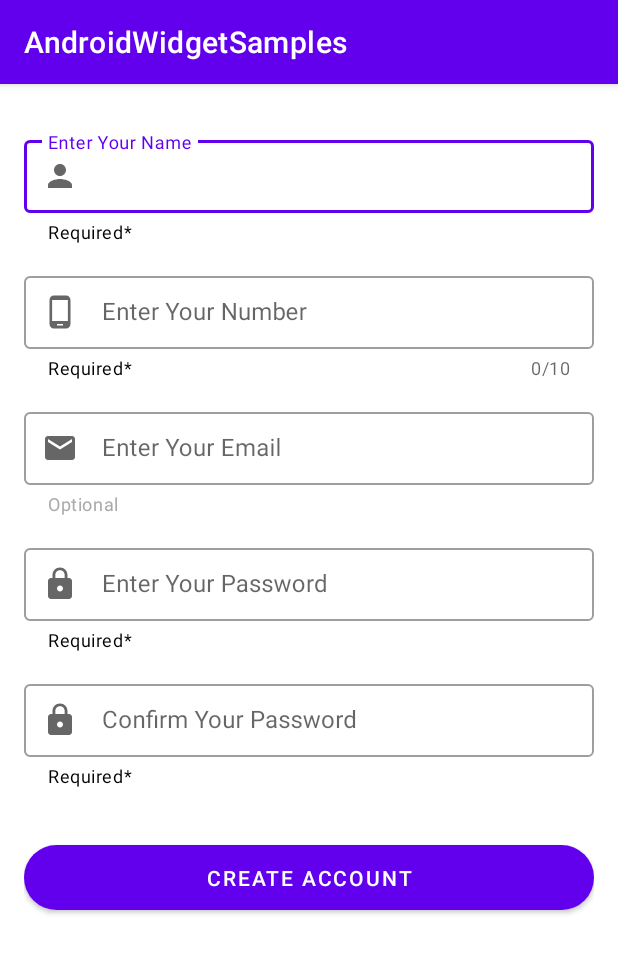
After one commit to BharathBunty/AndroidWidgetSamples, an Android app: the fragment SignupFragment shown on its own in the app's theme, on a phone screen of 412 x 824 dp. The commit adds this screen. Shown: the top 953 px of the screen. Run offline under Robolectric (Android 15) with nearby library versions, the phone set to English and light mode, and no system bars.

Commit message:
-Added TextInputLayout widget , design & code

```diff
--- a/app/src/main/java/com/bharath/androidwidgetsamples/MainActivity.kt
+++ b/app/src/main/java/com/bharath/androidwidgetsamples/MainActivity.kt
@@ -2,12 +2,18 @@ package com.bharath.androidwidgetsamples
 
 import androidx.appcompat.app.AppCompatActivity
 import android.os.Bundle
+import androidx.drawerlayout.widget.DrawerLayout
 import androidx.navigation.NavController
 import androidx.navigation.fragment.NavHostFragment
+import androidx.navigation.ui.AppBarConfiguration
+import androidx.navigation.ui.setupActionBarWithNavController
+import androidx.navigation.ui.setupWithNavController
+import com.google.android.material.navigation.NavigationView
 
 class MainActivity : AppCompatActivity() {
 
     lateinit var navController: NavController
+    lateinit var appBarConfiguration: AppBarConfiguration;
 
     override fun onCreate(savedInstanceState: Bundle?) {
         super.onCreate(savedInstanceState)
@@ -16,6 +22,16 @@ class MainActivity : AppCompatActivity() {
         val navHostFragment =  supportFragmentManager.findFragmentById(R.id.navHostFragment) as NavHostFragment
         navController = navHostFragment.navController
 
+        val navigationView = findViewById<NavigationView>(R.id.navigationView)
+        navigationView.setupWithNavController(navController)
+
+        val drawerLayout = findViewById<DrawerLayout>(R.id.drawerLayout)
+        appBarConfiguration = AppBarConfiguration(navController.graph, drawerLayout)
+        setupActionBarWithNavController(
+            navController = navController,
+            configuration = appBarConfiguration
+        )
+
 
     }
 
--- a/app/src/main/java/com/bharath/androidwidgetsamples/collapsingtoolbar/TeamDetailFragment.kt
+++ b/app/src/main/java/com/bharath/androidwidgetsamples/collapsingtoolbar/TeamDetailFragment.kt
@@ -7,6 +7,7 @@ import android.view.View
 import android.view.ViewGroup
 import com.bharath.androidwidgetsamples.R
 import com.bharath.androidwidgetsamples.databinding.FragmentTeamDetailBinding
+import com.squareup.picasso.Picasso
 
 /**
  * A simple [Fragment] subclass.
@@ -54,7 +55,7 @@ class TeamDetailFragment : Fragment() {
         val position = requireArguments().getInt(ARG_POSITION)
 
         with(binding){
-            teamImageView.setImageResource(teamImages[position])
+            Picasso.get().load(teamImages[position]).into(teamImageView)
             teamNameTv.text = teamNames[position]
         }
 
--- /dev/null
+++ b/app/src/main/java/com/bharath/androidwidgetsamples/textinputlayout/SignupFragment.kt
@@ -0,0 +1,80 @@
+package com.bharath.androidwidgetsamples.textinputlayout
+
+import android.os.Bundle
+import androidx.fragment.app.Fragment
+import android.view.LayoutInflater
+import android.view.View
+import android.view.ViewGroup
+import android.widget.Toast
+import com.bharath.androidwidgetsamples.R
+import com.bharath.androidwidgetsamples.databinding.FragmentSignupBinding
+import com.bharath.androidwidgetsamples.helper.BaseFragment
+
+
+/**
+ * A simple [Fragment] subclass.
+ * Use the [SignupFragment.newInstance] factory method to
+ * create an instance of this fragment.
+ */
+class SignupFragment : BaseFragment() {
+
+    private var _binding: FragmentSignupBinding? = null
+    private val binding get() = _binding!!
+
+    override fun onCreateView(
+        inflater: LayoutInflater, container: ViewGroup?,
+        savedInstanceState: Bundle?
+    ): View? {
+        // Inflate the layout for this fragment
+        _binding = FragmentSignupBinding.inflate(inflater, container, false)
+        return binding.root
+    }
+
+    override fun onViewCreated(view: View, savedInstanceState: Bundle?) {
+        super.onViewCreated(view, savedInstanceState)
+
+        with(binding){
+
+            buttonCreate.setOnClickListener {
+
+                val name = nameEditText.text.toString().trim()
+                val mobileNumber = numberEditText.text.toString().trim()
+                val email = emailEditText.text.toString().trim()
+                val password = passwordEditText.text.toString().trim()
+                val cnfmPassword = cnfmPasswordEditText.text.toString().trim()
+
+                if (name.isEmpty()){
+                    Toast.makeText(mainActivity, " please enter the valid name ", Toast.LENGTH_SHORT).show()
+                    return@setOnClickListener
+                }
+
+                if(mobileNumber.isEmpty() || mobileNumber.length != 10){
+                    Toast.makeText(mainActivity, " please enter the valid mobile number ", Toast.LENGTH_SHORT).show()
+                    return@setOnClickListener
+                }
+
+                if(email.isEmpty()){
+                    Toast.makeText(mainActivity, " please enter the valid email ", Toast.LENGTH_SHORT).show()
+                    return@setOnClickListener
+                }
+
+                if(password.isEmpty() || cnfmPassword.isEmpty() || !password.equals(cnfmPassword)){
+                    Toast.makeText(mainActivity, " password is not matched ", Toast.LENGTH_SHORT).show()
+                    return@setOnClickListener
+                }
+
+                Toast.makeText(mainActivity, " Account created Successfully ", Toast.LENGTH_SHORT).show()
+
+            }
+
+        }
+
+    }
+
+
+    override fun onDestroy() {
+        super.onDestroy()
+        _binding = null
+    }
+
+}
--- /dev/null
+++ b/app/src/main/res/drawable/ic_clear_24.xml
@@ -0,0 +1,10 @@
+<vector xmlns:android="http://schemas.android.com/apk/res/android"
+    android:width="24dp"
+    android:height="24dp"
+    android:viewportWidth="24"
+    android:viewportHeight="24"
+    android:tint="?attr/colorControlNormal">
+  <path
+      android:fillColor="@android:color/white"
+      android:pathData="M19,6.41L17.59,5 12,10.59 6.41,5 5,6.41 10.59,12 5,17.59 6.41,19 12,13.41 17.59,19 19,17.59 13.41,12z"/>
+</vector>
--- /dev/null
+++ b/app/src/main/res/drawable/ic_email_24.xml
@@ -0,0 +1,10 @@
+<vector xmlns:android="http://schemas.android.com/apk/res/android"
+    android:width="24dp"
+    android:height="24dp"
+    android:viewportWidth="24"
+    android:viewportHeight="24"
+    android:tint="?attr/colorControlNormal">
+  <path
+      android:fillColor="@android:color/white"
+      android:pathData="M20,4L4,4c-1.1,0 -1.99,0.9 -1.99,2L2,18c0,1.1 0.9,2 2,2h16c1.1,0 2,-0.9 2,-2L22,6c0,-1.1 -0.9,-2 -2,-2zM20,8l-8,5 -8,-5L4,6l8,5 8,-5v2z"/>
+</vector>
--- /dev/null
+++ b/app/src/main/res/drawable/ic_mobile_24.xml
@@ -0,0 +1,10 @@
+<vector xmlns:android="http://schemas.android.com/apk/res/android"
+    android:width="24dp"
+    android:height="24dp"
+    android:viewportWidth="24"
+    android:viewportHeight="24"
+    android:tint="?attr/colorControlNormal">
+  <path
+      android:fillColor="@android:color/white"
+      android:pathData="M16,1L8,1C6.34,1 5,2.34 5,4v16c0,1.66 1.34,3 3,3h8c1.66,0 3,-1.34 3,-3L19,4c0,-1.66 -1.34,-3 -3,-3zM14,21h-4v-1h4v1zM17.25,18L6.75,18L6.75,4h10.5v14z"/>
+</vector>
--- /dev/null
+++ b/app/src/main/res/drawable/ic_name_24.xml
@@ -0,0 +1,10 @@
+<vector xmlns:android="http://schemas.android.com/apk/res/android"
+    android:width="24dp"
+    android:height="24dp"
+    android:viewportWidth="24"
+    android:viewportHeight="24"
+    android:tint="?attr/colorControlNormal">
+  <path
+      android:fillColor="@android:color/white"
+      android:pathData="M12,12c2.21,0 4,-1.79 4,-4s-1.79,-4 -4,-4 -4,1.79 -4,4 1.79,4 4,4zM12,14c-2.67,0 -8,1.34 -8,4v2h16v-2c0,-2.66 -5.33,-4 -8,-4z"/>
+</vector>
--- /dev/null
+++ b/app/src/main/res/drawable/ic_password_24.xml
@@ -0,0 +1,10 @@
+<vector xmlns:android="http://schemas.android.com/apk/res/android"
+    android:width="24dp"
+    android:height="24dp"
+    android:viewportWidth="24"
+    android:viewportHeight="24"
+    android:tint="?attr/colorControlNormal">
+  <path
+      android:fillColor="@android:color/white"
+      android:pathData="M18,8h-1L17,6c0,-2.76 -2.24,-5 -5,-5S7,3.24 7,6v2L6,8c-1.1,0 -2,0.9 -2,2v10c0,1.1 0.9,2 2,2h12c1.1,0 2,-0.9 2,-2L20,10c0,-1.1 -0.9,-2 -2,-2zM12,17c-1.1,0 -2,-0.9 -2,-2s0.9,-2 2,-2 2,0.9 2,2 -0.9,2 -2,2zM15.1,8L8.9,8L8.9,6c0,-1.71 1.39,-3.1 3.1,-3.1 1.71,0 3.1,1.39 3.1,3.1v2z"/>
+</vector>
--- a/app/src/main/res/layout/activity_main.xml
+++ b/app/src/main/res/layout/activity_main.xml
@@ -1,7 +1,9 @@
 <?xml version="1.0" encoding="utf-8"?>
-<androidx.drawerlayout.widget.DrawerLayout xmlns:android="http://schemas.android.com/apk/res/android"
+<androidx.drawerlayout.widget.DrawerLayout
+    xmlns:android="http://schemas.android.com/apk/res/android"
     xmlns:app="http://schemas.android.com/apk/res-auto"
     xmlns:tools="http://schemas.android.com/tools"
+    android:id="@+id/drawerLayout"
     android:layout_width="match_parent"
     android:layout_height="match_parent"
     tools:context=".MainActivity">
--- /dev/null
+++ b/app/src/main/res/layout/fragment_signup.xml
@@ -0,0 +1,151 @@
+<?xml version="1.0" encoding="utf-8"?>
+<androidx.constraintlayout.widget.ConstraintLayout xmlns:android="http://schemas.android.com/apk/res/android"
+    xmlns:tools="http://schemas.android.com/tools"
+    android:layout_width="match_parent"
+    android:layout_height="match_parent"
+    android:layout_marginHorizontal="16dp"
+    xmlns:app="http://schemas.android.com/apk/res-auto"
+    tools:context=".textinputlayout.SignupFragment">
+
+    <com.google.android.material.textfield.TextInputLayout
+        android:layout_width="match_parent"
+        android:layout_height="wrap_content"
+        android:id="@+id/nameTextField"
+        style ="@style/Widget.MaterialComponents.TextInputLayout.OutlinedBox.Dense"
+        android:layout_marginTop="32dp"
+        app:errorEnabled="true"
+        app:helperText="Required*"
+        app:endIconMode="clear_text"
+        app:startIconDrawable="@drawable/ic_name_24"
+        app:helperTextTextColor="?attr/colorOnBackground"
+        app:layout_constraintStart_toStartOf="parent"
+        app:layout_constraintTop_toTopOf="parent">
+
+        <com.google.android.material.textfield.TextInputEditText
+            android:layout_width="match_parent"
+            android:layout_height="wrap_content"
+            android:id="@+id/nameEditText"
+            android:hint="Enter Your Name"
+            android:imeOptions="actionNext"
+            android:inputType="textPersonName"
+            android:textColor="?attr/colorOnBackground"/>
+    </com.google.android.material.textfield.TextInputLayout>
+
+    <com.google.android.material.textfield.TextInputLayout
+        android:layout_width="match_parent"
+        android:layout_height="wrap_content"
+        android:id="@+id/numberTextField"
+        style ="@style/Widget.MaterialComponents.TextInputLayout.OutlinedBox.Dense"
+        android:layout_marginTop="16dp"
+        app:helperText="Required*"
+        app:endIconMode="clear_text"
+        app:prefixText="+91"
+        app:counterEnabled="true"
+        app:counterMaxLength="10"
+        app:startIconDrawable="@drawable/ic_mobile_24"
+        app:helperTextTextColor="?attr/colorOnBackground"
+        app:layout_constraintStart_toStartOf="@id/nameTextField"
+        app:layout_constraintTop_toBottomOf="@id/nameTextField" >
+
+        <com.google.android.material.textfield.TextInputEditText
+            android:layout_width="match_parent"
+            android:layout_height="wrap_content"
+            android:id="@+id/numberEditText"
+            android:hint="Enter Your Number"
+            android:imeOptions="actionNext"
+            android:inputType="number"
+            android:maxLength="10"
+            android:textColor="?attr/colorOnBackground"/>
+    </com.google.android.material.textfield.TextInputLayout>
+
+    <com.google.android.material.textfield.TextInputLayout
+        android:layout_width="match_parent"
+        android:layout_height="wrap_content"
+        android:id="@+id/emailTextField"
+        style ="@style/Widget.MaterialComponents.TextInputLayout.OutlinedBox.Dense"
+        android:layout_marginTop="16dp"
+        app:errorEnabled="true"
+        app:helperText="Optional"
+        app:endIconMode="clear_text"
+        app:startIconDrawable="@drawable/ic_email_24"
+        app:endIconDrawable="@drawable/ic_clear_24"
+        app:helperTextTextColor="@android:color/darker_gray"
+        app:layout_constraintStart_toStartOf="@id/numberTextField"
+        app:layout_constraintTop_toBottomOf="@id/numberTextField">
+
+        <com.google.android.material.textfield.TextInputEditText
+            android:layout_width="match_parent"
+            android:layout_height="wrap_content"
+            android:id="@+id/emailEditText"
+            android:hint="Enter Your Email"
+            android:imeOptions="actionNext"
+            android:inputType="textEmailAddress"
+            android:textColor="?attr/colorOnBackground"/>
+    </com.google.android.material.textfield.TextInputLayout>
+
+    <com.google.android.material.textfield.TextInputLayout
+        android:layout_width="match_parent"
+        android:layout_height="wrap_content"
+        android:id="@+id/passwordTextField"
+        style ="@style/Widget.MaterialComponents.TextInputLayout.OutlinedBox.Dense"
+        android:layout_marginTop="16dp"
+        app:errorEnabled="true"
+        app:helperText="Required*"
+        app:endIconMode="clear_text"
+        app:startIconDrawable="@drawable/ic_password_24"
+        app:passwordToggleEnabled="true"
+        app:helperTextTextColor="?attr/colorOnBackground"
+        app:layout_constraintStart_toStartOf="@id/emailTextField"
+        app:layout_constraintTop_toBottomOf="@id/emailTextField">
+
+        <com.google.android.material.textfield.TextInputEditText
+            android:layout_width="match_parent"
+            android:layout_height="wrap_content"
+            android:id="@+id/passwordEditText"
+            android:hint="Enter Your Password"
+            android:imeOptions="actionNext"
+            android:inputType="textPassword"
+            android:textColor="?attr/colorOnBackground"/>
+    </com.google.android.material.textfield.TextInputLayout>
+
+
+    <com.google.android.material.textfield.TextInputLayout
+        android:layout_width="match_parent"
+        android:layout_height="wrap_content"
+        android:id="@+id/cnfmPasswordTextField"
+        style ="@style/Widget.MaterialComponents.TextInputLayout.OutlinedBox.Dense"
+        android:layout_marginTop="16dp"
+        app:errorEnabled="true"
+        app:helperText="Required*"
+        app:endIconMode="clear_text"
+        app:startIconDrawable="@drawable/ic_password_24"
+        app:passwordToggleEnabled="true"
+        app:helperTextTextColor="?attr/colorOnBackground"
+        app:layout_constraintStart_toStartOf="@id/passwordTextField"
+        app:layout_constraintTop_toBottomOf="@id/passwordTextField">
+
+        <com.google.android.material.textfield.TextInputEditText
+            android:layout_width="match_parent"
+            android:layout_height="wrap_content"
+            android:id="@+id/cnfmPasswordEditText"
+            android:hint="Confirm Your Password"
+            android:imeOptions="actionNext"
+            android:inputType="textPassword"
+            android:textColor="?attr/colorOnBackground"/>
+    </com.google.android.material.textfield.TextInputLayout>
+
+
+    <com.google.android.material.button.MaterialButton
+        android:layout_width="match_parent"
+        android:layout_height="wrap_content"
+        android:id="@+id/buttonCreate"
+        android:text="Create Account"
+        android:padding="12dp"
+        android:layout_marginTop="32dp"
+        app:cornerRadius="30dp"
+        app:iconGravity="textStart"
+        app:layout_constraintStart_toStartOf="@id/cnfmPasswordTextField"
+        app:layout_constraintTop_toBottomOf="@id/cnfmPasswordTextField"/>
+
+
+</androidx.constraintlayout.widget.ConstraintLayout>
--- a/app/src/main/res/navigation/nav_graph.xml
+++ b/app/src/main/res/navigation/nav_graph.xml
@@ -1,6 +1,13 @@
 <?xml version="1.0" encoding="utf-8"?>
 <navigation xmlns:android="http://schemas.android.com/apk/res/android"
     xmlns:app="http://schemas.android.com/apk/res-auto"
-    android:id="@+id/nav_graph">
+    xmlns:tools="http://schemas.android.com/tools"
+    android:id="@+id/nav_graph"
+    app:startDestination="@id/collapsingToolBarFragment">
 
+    <fragment
+        android:id="@+id/collapsingToolBarFragment"
+        android:name="com.bharath.androidwidgetsamples.collapsingtoolbar.CollapsingToolBarFragment"
+        android:label="fragment_collapsing_tool_bar"
+        tools:layout="@layout/fragment_collapsing_tool_bar" />
 </navigation>
```
